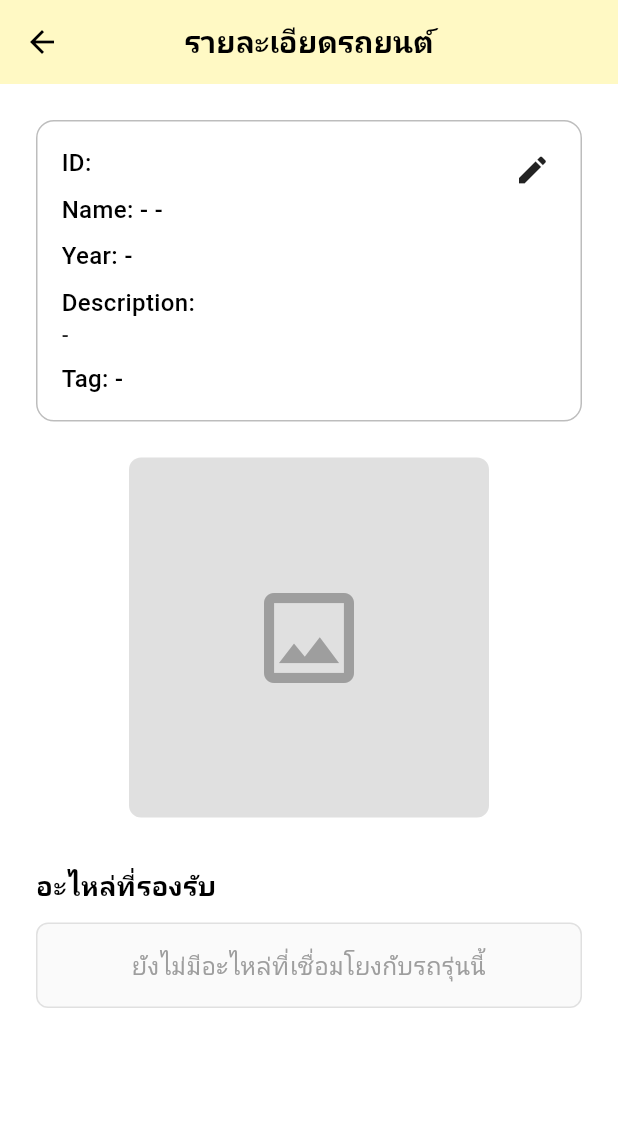
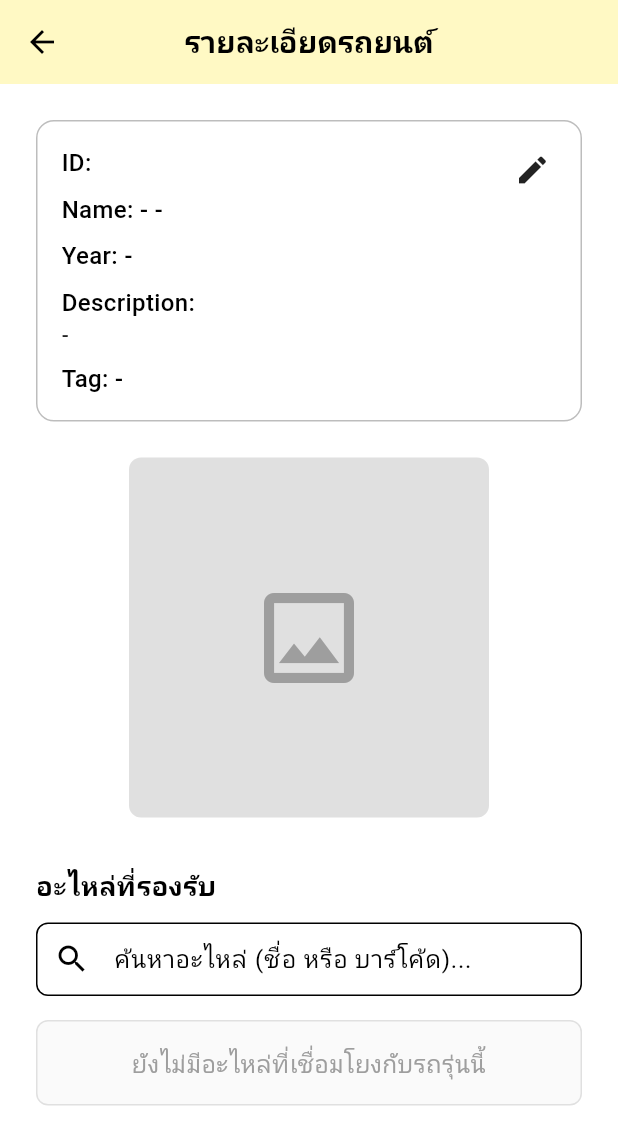
Before and after one commit to JuneKanyawat/sibsan-inventory, a Flutter app: the VehicleDetailScreen screen opened directly with empty values, on a phone screen of 412 x 824 dp. Shown: the top 1145 px of the screen. Run offline on Flutter 3.47's test engine with Material 3 defaults, Android fonts, the phone set to English and light mode, and no system bars; our stand-ins replace cloud_firestore, firebase_auth, firebase_core, firebase_storage, flutter_image_compress, image_picker; accounts and stored records are empty; network calls fail; statements that could not run were skipped; project files that could hold a hidden picture were left out.

Commit message:
ข้อมูลรถ ระบบหาหน้ารถ

```diff
--- a/lib/screens/manage_car_tab.dart
+++ b/lib/screens/manage_car_tab.dart
@@ -142,6 +142,7 @@ class _ManageCarTabState extends State<ManageCarTab> {
         ],
       ),
       floatingActionButton: FloatingActionButton(
+        heroTag: 'addBtn',
         onPressed: () {
           Navigator.push(
             context,
--- a/lib/screens/vehicle_detail_screen.dart
+++ b/lib/screens/vehicle_detail_screen.dart
@@ -3,11 +3,18 @@ import 'package:flutter/material.dart';
 
 import 'edit_vehicle_screen.dart';
 
-class VehicleDetailScreen extends StatelessWidget {
+class VehicleDetailScreen extends StatefulWidget {
   final String docId;
   final Map<String, dynamic> data;
 
   const VehicleDetailScreen({super.key, required this.docId, required this.data});
+
+  @override
+  State<VehicleDetailScreen> createState() => _VehicleDetailScreenState();
+}
+
+class _VehicleDetailScreenState extends State<VehicleDetailScreen> {
+  final TextEditingController _searchController = TextEditingController();
 
   String _formatText(dynamic value) {
     if (value == null) return '-';
@@ -17,7 +24,16 @@ class VehicleDetailScreen extends StatelessWidget {
   }
 
   @override
+  void dispose() {
+    _searchController.dispose();
+    super.dispose();
+  }
+
+  @override
   Widget build(BuildContext context) {
+    final docId = widget.docId;
+    final data = widget.data;
+
     return StreamBuilder<DocumentSnapshot>(
       stream: FirebaseFirestore.instance.collection('vehicles').doc(docId).snapshots(),
       builder: (context, snapshot) {
@@ -135,6 +151,28 @@ class VehicleDetailScreen extends StatelessWidget {
                 ),
                 const SizedBox(height: 12),
 
+                TextField(
+                  controller: _searchController,
+                  onChanged: (value) => setState(() {}),
+                  decoration: InputDecoration(
+                    hintText: 'ค้นหาอะไหล่ (ชื่อ หรือ บาร์โค้ด)...',
+                    prefixIcon: const Icon(Icons.search),
+                    border: OutlineInputBorder(
+                      borderRadius: BorderRadius.circular(8.0),
+                    ),
+                    contentPadding: const EdgeInsets.symmetric(horizontal: 16.0, vertical: 12.0),
+                    suffixIcon: _searchController.text.isNotEmpty ? IconButton(
+                      icon: const Icon(Icons.clear),
+                      onPressed: () {
+                        setState(() {
+                          _searchController.clear();
+                        });
+                      },
+                    ) : null,
+                  ),
+                ),
+                const SizedBox(height: 16),
+
                 StreamBuilder<QuerySnapshot>(
                   stream: FirebaseFirestore.instance
                       .collection('parts')
@@ -152,8 +190,16 @@ class VehicleDetailScreen extends StatelessWidget {
                     }
 
                     final partsDocs = partsSnapshot.data?.docs ?? [];
+                    final query = _searchController.text.trim().toLowerCase();
 
-                    if (partsDocs.isEmpty) {
+                    final filteredDocs = partsDocs.where((doc) {
+                      final partData = doc.data() as Map<String, dynamic>;
+                      final partName = _formatText(partData['name']).toLowerCase();
+                      final partBarcode = _formatText(partData['barcode']).toLowerCase();
+                      return partName.contains(query) || partBarcode.contains(query);
+                    }).toList();
+
+                    if (filteredDocs.isEmpty) {
                       return Container(
                         padding: const EdgeInsets.all(16.0),
                         decoration: BoxDecoration(
@@ -161,10 +207,12 @@ class VehicleDetailScreen extends StatelessWidget {
                           border: Border.all(color: Colors.grey.shade300),
                           borderRadius: BorderRadius.circular(8.0),
                         ),
-                        child: const Center(
+                        child: Center(
                           child: Text(
-                            'ยังไม่มีอะไหล่ที่เชื่อมโยงกับรถรุ่นนี้',
-                            style: TextStyle(color: Colors.grey, fontSize: 16),
+                            partsDocs.isEmpty
+                                ? 'ยังไม่มีอะไหล่ที่เชื่อมโยงกับรถรุ่นนี้'
+                                : 'ไม่พบอะไหล่ที่ค้นหา',
+                            style: const TextStyle(color: Colors.grey, fontSize: 16),
                           ),
                         ),
                       );
@@ -173,9 +221,9 @@ class VehicleDetailScreen extends StatelessWidget {
                     return ListView.builder(
                       shrinkWrap: true,
                       physics: const NeverScrollableScrollPhysics(),
-                      itemCount: partsDocs.length,
+                      itemCount: filteredDocs.length,
                       itemBuilder: (context, index) {
-                        final partData = partsDocs[index].data() as Map<String, dynamic>;
+                        final partData = filteredDocs[index].data() as Map<String, dynamic>;
                         final partName = _formatText(partData['name']);
                         final partBarcode = _formatText(partData['barcode']);
                         final partPrice = _formatText(partData['cost_price']);
--- a/pubspec.yaml
+++ b/pubspec.yaml
@@ -39,6 +39,7 @@ dependencies:
   firebase_storage: ^13.2.0
   image_picker: ^1.2.1
   firebase_auth: ^6.4.0
+  flutter_image_compress: ^2.4.0
 
 dev_dependencies:
   flutter_test:
```
Also changed, not shown: lib/screens/import_data_screen.dart (added, +178 -0 lines), pubspec.lock, 1 other file.
